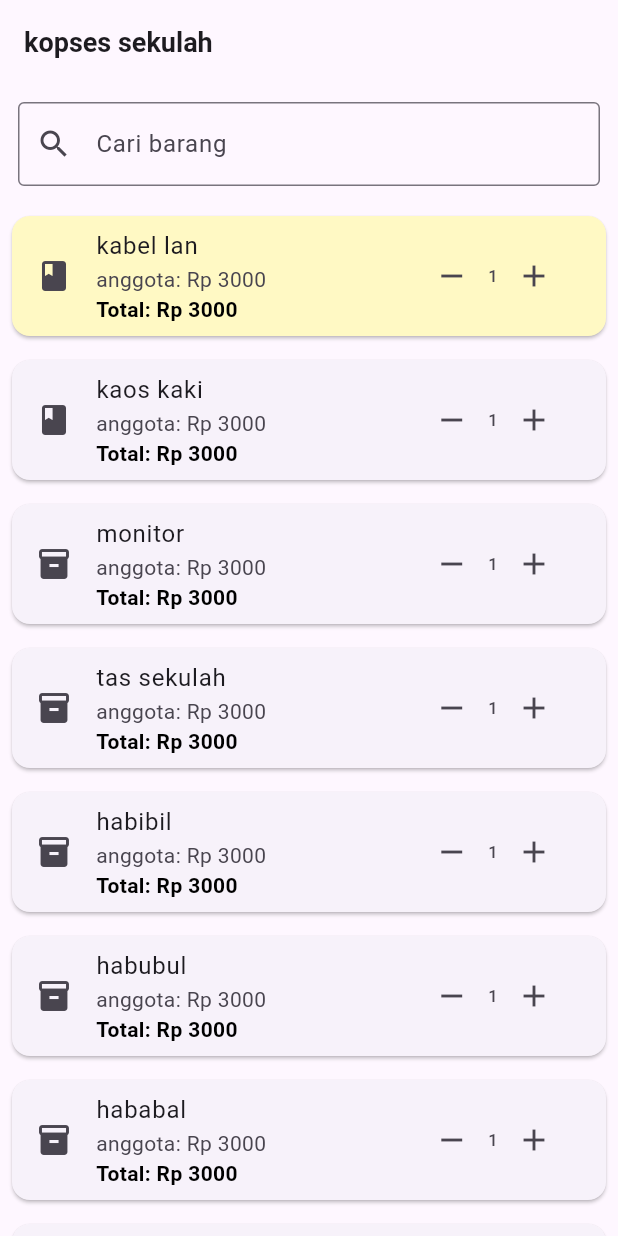
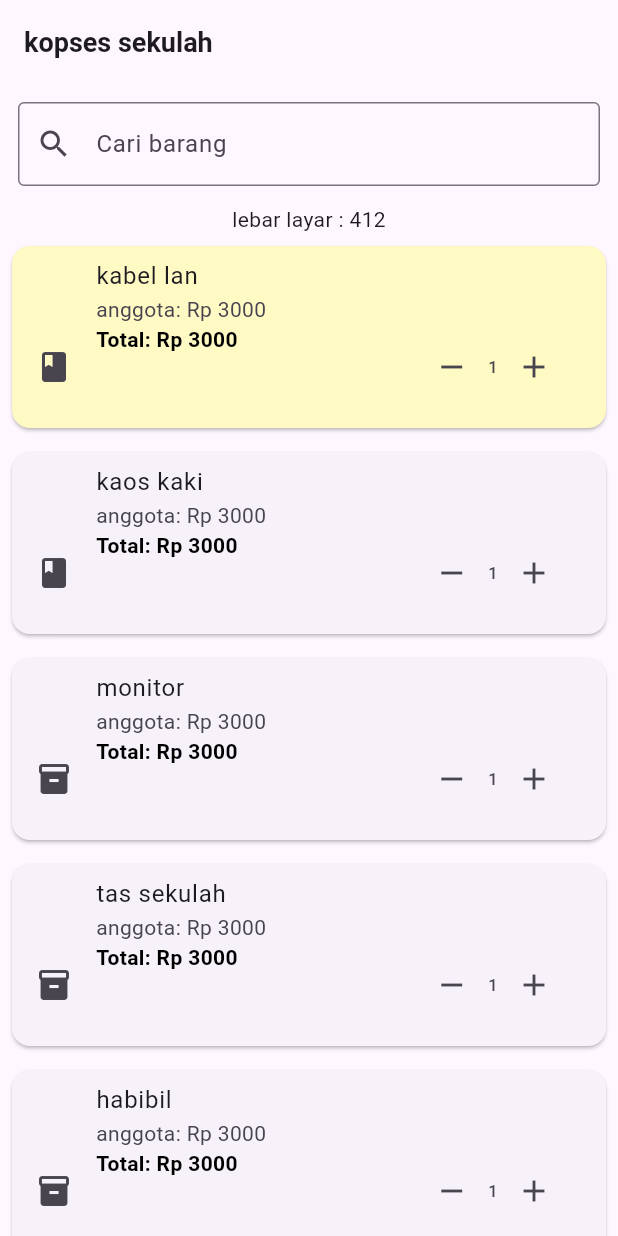
Before and after one commit to rajathonny/tugas-e-pak-yus-part-2, a Flutter app: the screen it shows after launch, on a phone screen of 412 x 824 dp. Run offline on Flutter 3.47's test engine with Material 3 defaults, Android fonts, the phone set to English and light mode, and no system bars.

Commit message:
LKM 10 reponsif kolom

```diff
--- a/lib/main.dart
+++ b/lib/main.dart
@@ -103,8 +103,24 @@ class _KoperasiPageState extends State<KoperasiPage> {
               },
             ),
           ),
+          Text ('lebar layar : ' + MediaQuery.of (context).size.width.toStringAsFixed(0)),
           Expanded(
-            child: ListView.builder(
+            child: LayoutBuilder(
+              builder: (context, constraints) {
+                int kolom;
+                if (constraints.maxWidth < 600) {
+                  kolom = 1;
+                } else if (constraints.maxWidth < 900) {
+                  kolom = 2;
+                } else {
+                  kolom = 3;
+                }
+
+                return GridView.builder(
+                  gridDelegate: SliverGridDelegateWithFixedCrossAxisCount(
+                    crossAxisCount: kolom,
+                    childAspectRatio: 3,
+                  ),
                   itemCount: barangTersedia.length,
                   itemBuilder: (context, index) {
                     final barang = barangTersedia[index];
@@ -116,6 +132,8 @@ class _KoperasiPageState extends State<KoperasiPage> {
                       sorot: (barang['stok'] as int) <= 1,
                     );
                   },
+                );
+              },
             ),
           ),
         ],
```
Lines whose indentation alone changed are shown as unchanged.
